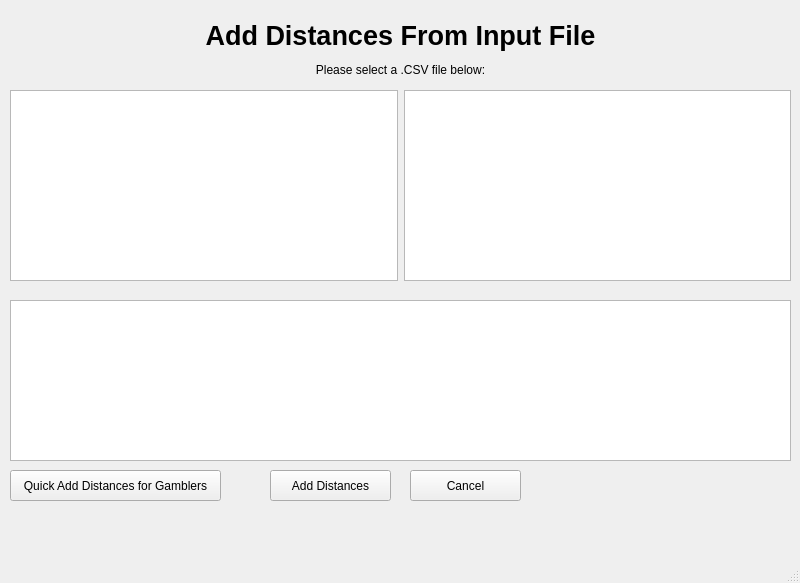
Old version of the form StadiumTourProject/mainwindow.ui in the repository joeyCampbelll/CS1D-Project-2.
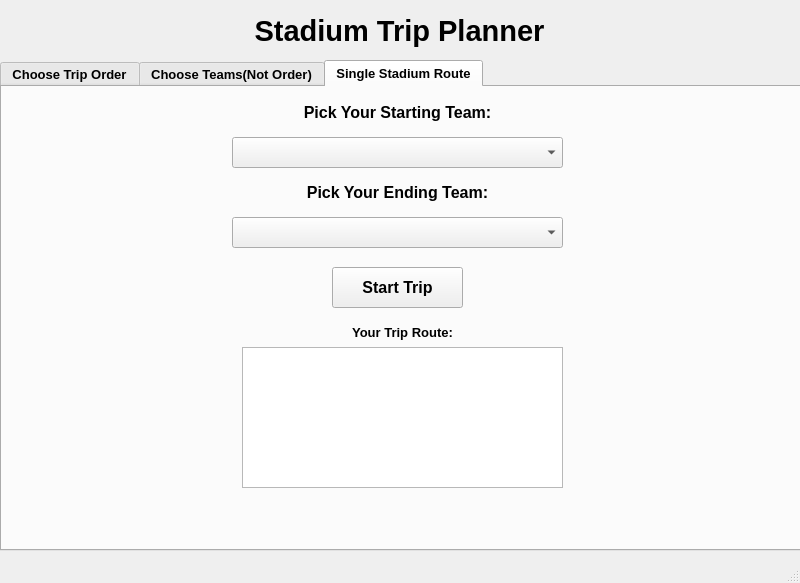
New version of the form.

Commit message: Made everything bigger and bold

The edit to the form file:
```diff
--- a/StadiumTourProject/mainwindow.ui
+++ b/StadiumTourProject/mainwindow.ui
@@ -24,7 +24,7 @@
      </rect>
     </property>
     <property name="currentIndex">
-     <number>5</number>
+     <number>10</number>
     </property>
     <widget class="QWidget" name="mainPage">
      <widget class="QPushButton" name="adminButton">
@@ -592,6 +592,12 @@
         <height>20</height>
        </rect>
       </property>
+      <property name="font">
+       <font>
+        <weight>75</weight>
+        <bold>true</bold>
+       </font>
+      </property>
       <property name="text">
        <string>Please select a .CSV file below:</string>
       </property>
@@ -646,12 +652,19 @@
      <widget class="QPushButton" name="pushButton_addDistances">
       <property name="geometry">
        <rect>
-        <x>270</x>
+        <x>250</x>
         <y>470</y>
-        <width>121</width>
+        <width>141</width>
         <height>31</height>
        </rect>
       </property>
+      <property name="font">
+       <font>
+        <pointsize>10</pointsize>
+        <weight>75</weight>
+        <bold>true</bold>
+       </font>
+      </property>
       <property name="text">
        <string>Add Distances</string>
       </property>
@@ -661,10 +674,17 @@
        <rect>
         <x>410</x>
         <y>470</y>
-        <width>111</width>
+        <width>131</width>
         <height>31</height>
        </rect>
       </property>
+      <property name="font">
+       <font>
+        <pointsize>10</pointsize>
+        <weight>75</weight>
+        <bold>true</bold>
+       </font>
+      </property>
       <property name="text">
        <string>Cancel</string>
       </property>
@@ -696,11 +716,18 @@
       <property name="geometry">
        <rect>
         <x>10</x>
-        <y>470</y>
-        <width>211</width>
+        <y>510</y>
+        <width>311</width>
         <height>31</height>
        </rect>
       </property>
+      <property name="font">
+       <font>
+        <pointsize>10</pointsize>
+        <weight>75</weight>
+        <bold>true</bold>
+       </font>
+      </property>
       <property name="text">
        <string>Quick Add Distances for Gamblers</string>
       </property>
@@ -1549,6 +1576,240 @@
       </property>
      </widget>
     </widget>
+    <widget class="QWidget" name="page_2">
+     <widget class="QTabWidget" name="tabWidget_tripPlanner">
+      <property name="geometry">
+       <rect>
+        <x>0</x>
+        <y>60</y>
+        <width>801</width>
+        <height>491</height>
+       </rect>
+      </property>
+      <property name="font">
+       <font>
+        <pointsize>10</pointsize>
+        <weight>75</weight>
+        <bold>true</bold>
+       </font>
+      </property>
+      <property name="tabShape">
+       <enum>QTabWidget::Rounded</enum>
+      </property>
+      <property name="currentIndex">
+       <number>2</number>
+      </property>
+      <property name="iconSize">
+       <size>
+        <width>16</width>
+        <height>16</height>
+       </size>
+      </property>
+      <property name="elideMode">
+       <enum>Qt::ElideLeft</enum>
+      </property>
+      <widget class="QWidget" name="ChooseOrder">
+       <attribute name="title">
+        <string>Choose Trip Order</string>
+       </attribute>
+      </widget>
+      <widget class="QWidget" name="CustomTrip">
+       <attribute name="title">
+        <string>Choose Teams(Not Order)</string>
+       </attribute>
+       <widget class="QScrollArea" name="scrollArea_displayAllStadiumsSSR">
+        <property name="geometry">
+         <rect>
+          <x>20</x>
+          <y>66</y>
+          <width>261</width>
+          <height>341</height>
+         </rect>
+        </property>
+        <property name="widgetResizable">
+         <bool>true</bool>
+        </property>
+        <widget class="QWidget" name="scrollAreaWidgetContents">
+         <property name="geometry">
+          <rect>
+           <x>0</x>
+           <y>0</y>
+           <width>259</width>
+           <height>339</height>
+          </rect>
+         </property>
+        </widget>
+       </widget>
+       <widget class="QComboBox" name="comboBox_startingTeamChooseTeams">
+        <property name="geometry">
+         <rect>
+          <x>20</x>
+          <y>20</y>
+          <width>261</width>
+          <height>31</height>
+         </rect>
+        </property>
+       </widget>
+      </widget>
+      <widget class="QWidget" name="SingleRoute">
+       <attribute name="title">
+        <string>Single Stadium Route</string>
+       </attribute>
+       <widget class="QLabel" name="label_22">
+        <property name="geometry">
+         <rect>
+          <x>0</x>
+          <y>10</y>
+          <width>791</width>
+          <height>31</height>
+         </rect>
+        </property>
+        <property name="font">
+         <font>
+          <pointsize>12</pointsize>
+          <weight>75</weight>
+          <bold>true</bold>
+         </font>
+        </property>
+        <property name="text">
+         <string>Pick Your Starting Team:</string>
+        </property>
+        <property name="alignment">
+         <set>Qt::AlignCenter</set>
+        </property>
+       </widget>
+       <widget class="QComboBox" name="comboBox_startingTeam">
+        <property name="geometry">
+         <rect>
+          <x>230</x>
+          <y>50</y>
+          <width>331</width>
+          <height>31</height>
+         </rect>
+        </property>
+       </widget>
+       <widget class="QLabel" name="label_23">
+        <property name="geometry">
+         <rect>
+          <x>0</x>
+          <y>90</y>
+          <width>791</width>
+          <height>31</height>
+         </rect>
+        </property>
+        <property name="font">
+         <font>
+          <pointsize>12</pointsize>
+          <weight>75</weight>
+          <bold>true</bold>
+         </font>
+        </property>
+        <property name="text">
+         <string>Pick Your Ending Team:</string>
+        </property>
+        <property name="alignment">
+         <set>Qt::AlignCenter</set>
+        </property>
+       </widget>
+       <widget class="QComboBox" name="comboBox_endingTeam">
+        <property name="geometry">
+         <rect>
+          <x>230</x>
+          <y>130</y>
+          <width>331</width>
+          <height>31</height>
+         </rect>
+        </property>
+       </widget>
+       <widget class="QPushButton" name="pushButton_SSRstart">
+        <property name="geometry">
+         <rect>
+          <x>330</x>
+          <y>180</y>
+          <width>131</width>
+          <height>41</height>
+         </rect>
+        </property>
+        <property name="font">
+         <font>
+          <pointsize>12</pointsize>
+          <weight>75</weight>
+          <bold>true</bold>
+         </font>
+        </property>
+        <property name="text">
+         <string>Start Trip</string>
+        </property>
+       </widget>
+       <widget class="QTextBrowser" name="textBrowser_SSR">
+        <property name="geometry">
+         <rect>
+          <x>240</x>
+          <y>260</y>
+          <width>321</width>
+          <height>141</height>
+         </rect>
+        </property>
+        <property name="font">
+         <font>
+          <pointsize>12</pointsize>
+          <weight>75</weight>
+          <bold>true</bold>
+         </font>
+        </property>
+        <property name="autoFormatting">
+         <set>QTextEdit::AutoNone</set>
+        </property>
+       </widget>
+       <widget class="QLabel" name="label_tripRouteSSR">
+        <property name="geometry">
+         <rect>
+          <x>240</x>
+          <y>230</y>
+          <width>321</width>
+          <height>31</height>
+         </rect>
+        </property>
+        <property name="font">
+         <font>
+          <pointsize>10</pointsize>
+          <weight>75</weight>
+          <bold>true</bold>
+         </font>
+        </property>
+        <property name="text">
+         <string>Your Trip Route:</string>
+        </property>
+        <property name="alignment">
+         <set>Qt::AlignCenter</set>
+        </property>
+       </widget>
+      </widget>
+     </widget>
+     <widget class="QLabel" name="label_21">
+      <property name="geometry">
+       <rect>
+        <x>4</x>
+        <y>0</y>
+        <width>791</width>
+        <height>61</height>
+       </rect>
+      </property>
+      <property name="font">
+       <font>
+        <pointsize>22</pointsize>
+        <weight>75</weight>
+        <bold>true</bold>
+       </font>
+      </property>
+      <property name="text">
+       <string>Stadium Trip Planner</string>
+      </property>
+      <property name="alignment">
+       <set>Qt::AlignCenter</set>
+      </property>
+     </widget>
+    </widget>
    </widget>
   </widget>
   <widget class="QStatusBar" name="statusbar"/>
```
Left out of the diff: 290 changed lines with no effect on the pictures. The commit also changes 5 other files.
